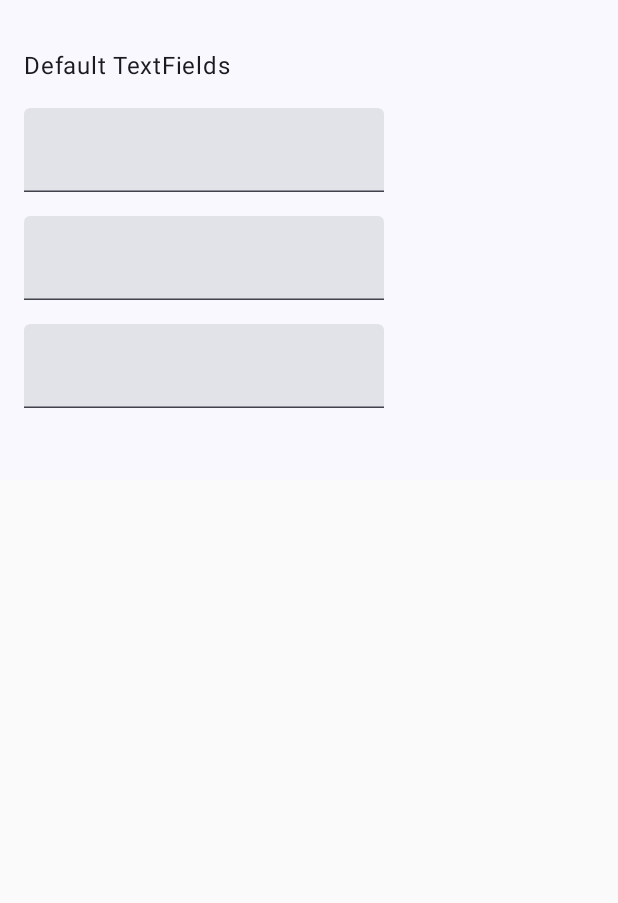
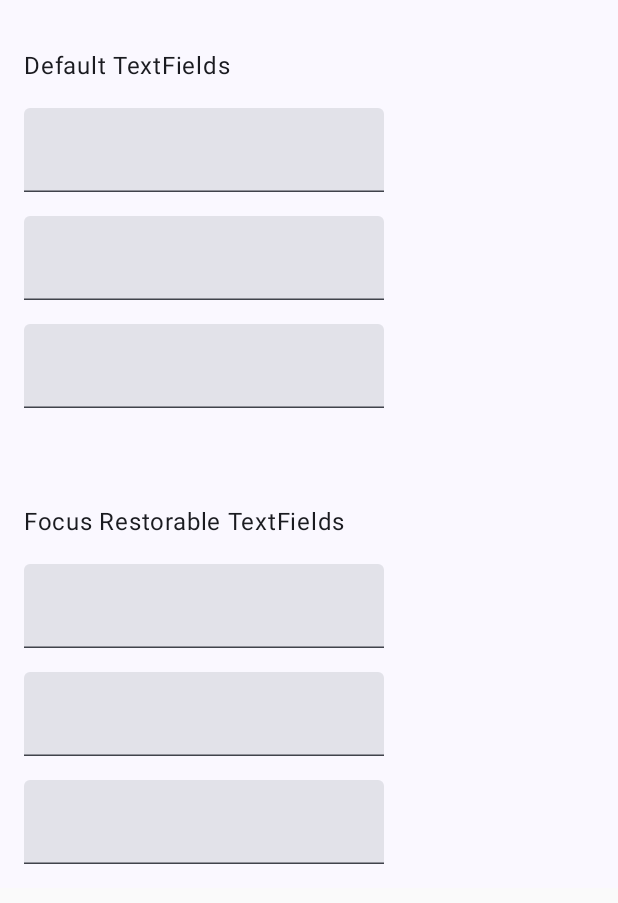
Before and after one commit to saryongkang/focus-restorable-textfield, an Android app built with Jetpack Compose: the screen it shows after launch (MainActivity), on a phone screen of 412 x 824 dp. Shown: the top 903 px of the screen. Run offline under Robolectric (Android 15) with nearby library versions, the phone set to English and light mode, and no system bars.

Commit message:
Add FocusRestorer

```diff
--- /dev/null
+++ b/app/src/main/java/com/example/focusrestorabletextfield/FocusRestorerModifier.kt
@@ -0,0 +1,95 @@
+package com.example.focusrestorabletextfield
+
+import android.app.Activity
+import android.content.Context
+import android.content.ContextWrapper
+import androidx.compose.foundation.layout.WindowInsets
+import androidx.compose.foundation.layout.ime
+import androidx.compose.runtime.Composable
+import androidx.compose.runtime.LaunchedEffect
+import androidx.compose.runtime.State
+import androidx.compose.runtime.getValue
+import androidx.compose.runtime.mutableStateOf
+import androidx.compose.runtime.remember
+import androidx.compose.runtime.rememberUpdatedState
+import androidx.compose.runtime.saveable.rememberSaveable
+import androidx.compose.runtime.setValue
+import androidx.compose.runtime.snapshotFlow
+import androidx.compose.ui.Modifier
+import androidx.compose.ui.composed
+import androidx.compose.ui.focus.FocusRequester
+import androidx.compose.ui.focus.focusRequester
+import androidx.compose.ui.focus.onFocusChanged
+import androidx.compose.ui.platform.LocalContext
+import androidx.compose.ui.platform.LocalDensity
+import kotlinx.coroutines.flow.collectLatest
+import kotlinx.coroutines.flow.drop
+
+private fun Context.findActivity(): Activity {
+    var context = this
+    while (context is ContextWrapper) {
+        if (context is Activity) return context
+        context = context.baseContext
+    }
+    throw IllegalStateException("Failed to find Activity!")
+}
+
+/**
+ * Obtain IME visibility as a State which can trigger recomposition.
+ * Note that this may not work if edge-to-edge layout is not enabled.
+ */
+@Composable
+private fun imeVisibilityAsState(): State<Boolean> {
+    val isImeVisible = WindowInsets.ime.getBottom(LocalDensity.current) > 0
+    return rememberUpdatedState(isImeVisible)
+}
+
+/**
+ * Add this modifier to a [TextField] to retain focus and keyboard visibility
+ * after configuration is changed. This also works with multiple [TextField]s.
+ */
+internal fun Modifier.focusRestorer(focusRequester: FocusRequester, defaultFocus: Boolean = true) = composed {
+    var hasFocus by rememberSaveable { mutableStateOf(defaultFocus) }
+    // Cache the hasFocus value during initialization because `onFocusChanged` is called
+    // when not focused during the initial composition.
+    var shouldRequestFocus by remember { mutableStateOf(hasFocus) }
+    // Save whether the focus is lost by the user's keyboard operation or not.
+    // This is required because IME will be hidden during configuration changes
+    // but [Activity.isChangingConfigurations] is always false
+    // in IME visibility event collector.
+    var lostFocusByIme by rememberSaveable { mutableStateOf(defaultFocus) }
+    val activity = LocalContext.current.findActivity()
+    val modifier = onFocusChanged {
+        when {
+            it.isFocused -> hasFocus = true
+            // Ignore focus changes during configuration changes,
+            // because focus is lost before the activity is killed.
+            !activity.isChangingConfigurations -> hasFocus = false
+        }
+        lostFocusByIme = false
+    }
+        .focusRequester(focusRequester)
+
+    val imeVisibilityState by imeVisibilityAsState()
+    LaunchedEffect(Unit) {
+        if (shouldRequestFocus) {
+            focusRequester.requestFocus()
+            shouldRequestFocus = false
+        }
+        snapshotFlow { imeVisibilityState }
+            .drop(2) // Drop the first two initial values when launched
+            .collectLatest { isVisible ->
+                when {
+                    hasFocus && !isVisible -> {
+                        hasFocus = false
+                        lostFocusByIme = true
+                    }
+                    lostFocusByIme && isVisible -> {
+                        hasFocus = true
+                        lostFocusByIme = false
+                    }
+                }
+            }
+    }
+    modifier
+}
--- a/app/src/main/java/com/example/focusrestorabletextfield/HomeScreen.kt
+++ b/app/src/main/java/com/example/focusrestorabletextfield/HomeScreen.kt
@@ -20,8 +20,11 @@ import androidx.compose.material3.Text
 import androidx.compose.material3.TextField
 import androidx.compose.runtime.Composable
 import androidx.compose.runtime.mutableStateOf
+import androidx.compose.runtime.remember
 import androidx.compose.runtime.saveable.rememberSaveable
 import androidx.compose.ui.Modifier
+import androidx.compose.ui.focus.FocusRequester
+import androidx.compose.ui.text.input.TextFieldValue
 import androidx.compose.ui.tooling.preview.Preview
 import androidx.compose.ui.unit.dp
 import com.example.focusrestorabletextfield.ui.theme.FocusRestorableTextfieldTheme
@@ -39,6 +42,7 @@ fun HomeScreen(modifier: Modifier = Modifier) {
             Spacer(modifier = Modifier.height(16.dp))
             TextFieldPanel()
             Spacer(modifier = Modifier.height(32.dp))
+            FocusRestorableTextFieldPanel()
             Spacer(Modifier.windowInsetsBottomHeight(WindowInsets.ime))
         }
 
@@ -80,6 +84,58 @@ fun TextFieldPanel(modifier: Modifier = Modifier) {
     }
 }
 
+@Composable
+fun FocusRestorableTextFieldPanel(modifier: Modifier = Modifier) {
+    val (text1, setText1) = rememberSaveable(stateSaver = TextFieldValue.Saver) {
+        mutableStateOf(TextFieldValue(""))
+    }
+    val (text2, setText2) = rememberSaveable(stateSaver = TextFieldValue.Saver) {
+        mutableStateOf(TextFieldValue(""))
+    }
+    val (text3, setText3) = rememberSaveable(stateSaver = TextFieldValue.Saver) {
+        mutableStateOf(TextFieldValue(""))
+    }
+    val focusRequester1 = remember { FocusRequester() }
+    val focusRequester2 = remember { FocusRequester() }
+    val focusRequester3 = remember { FocusRequester() }
+    Column(
+        modifier = modifier
+            .padding(horizontal = 16.dp)
+            .fillMaxWidth()
+    ) {
+        Spacer(modifier = Modifier.height(16.dp))
+        Text(text = "Focus Restorable TextFields")
+        Spacer(modifier = Modifier.height(16.dp))
+        TextField(
+            value = text1,
+            onValueChange = setText1,
+            modifier = Modifier
+                .widthIn(max = 240.dp)
+                .fillMaxWidth()
+                .focusRestorer(focusRequester1),
+        )
+        Spacer(modifier = Modifier.height(16.dp))
+        TextField(
+            value = text2,
+            onValueChange = setText2,
+            modifier = Modifier
+                .widthIn(max = 240.dp)
+                .fillMaxWidth()
+                .focusRestorer(focusRequester2, false),
+        )
+        Spacer(modifier = Modifier.height(16.dp))
+        TextField(
+            value = text3,
+            onValueChange = setText3,
+            modifier = Modifier
+                .widthIn(max = 240.dp)
+                .fillMaxWidth()
+                .focusRestorer(focusRequester3, false),
+        )
+        Spacer(modifier = Modifier.height(16.dp))
+    }
+}
+
 @Preview(showBackground = true)
 @Composable
 fun HomeScreenPreview() {
```
